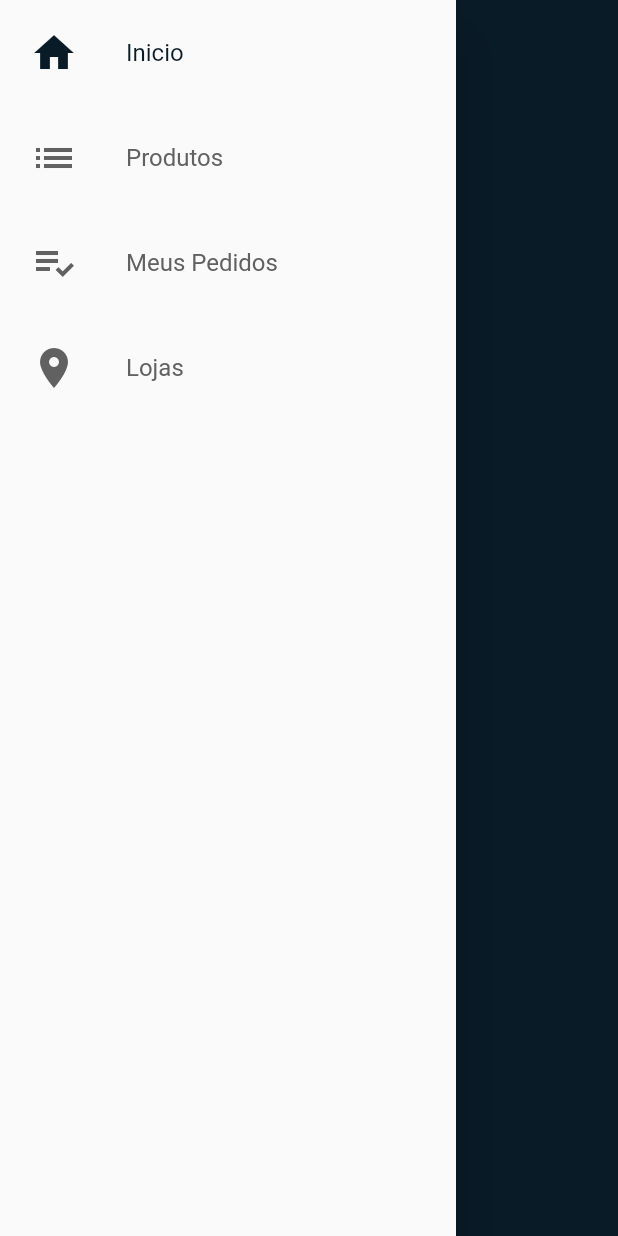
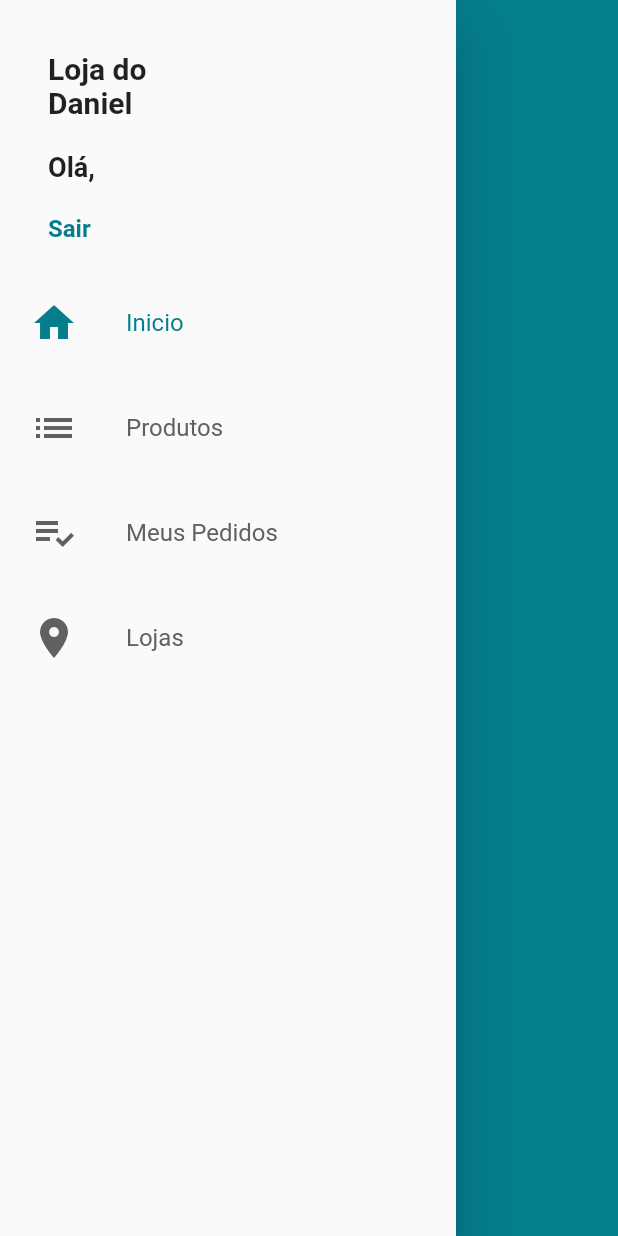
Before and after one commit to Maxiwel33/LojaVirtual, a Flutter app: the CustomDrawer widget shown alone on an empty page, opened directly, on a phone screen of 412 x 824 dp. Run offline on Flutter 3.47's test engine with Material 2 defaults, Android fonts, the phone set to English and light mode, and no system bars; our stand-ins replace cloud_firestore, firebase_auth, firebase_core; accounts and stored records are empty.

Commit message:
segundo commit

```diff
--- a/lib/common/custom_drawer/custom_drawer.dart
+++ b/lib/common/custom_drawer/custom_drawer.dart
@@ -1,12 +1,16 @@
 import 'package:flutter/material.dart';
+import 'package:lojavirtual/common/custom_drawer/custom_drawer_header.dart';
 import 'package:lojavirtual/common/custom_drawer/drawer_tile.dart';
 
 class CustomDrawer extends StatelessWidget {
+  const CustomDrawer({Key key}) : super(key: key);
+
   @override
   Widget build(BuildContext context) {
     return Drawer(
       child: ListView(
         children: const [
+          CustomDrawerHeader(),
           DrawerTile(
             iconData: Icons.home,
             title: 'Inicio',
--- /dev/null
+++ b/lib/common/custom_drawer/custom_drawer_header.dart
@@ -0,0 +1,58 @@
+import 'package:flutter/material.dart';
+import 'package:lojavirtual/models/user_manager.dart';
+import 'package:provider/provider.dart';
+
+class CustomDrawerHeader extends StatelessWidget {
+  const CustomDrawerHeader({Key key}) : super(key: key);
+
+  @override
+  Widget build(BuildContext context) {
+    return Container(
+      padding: const EdgeInsets.fromLTRB(32, 24, 16, 8),
+      height: 180,
+      child: Consumer<UserManager>(
+        builder: (_, userManager, __) {
+          return Column(
+            crossAxisAlignment: CrossAxisAlignment.start,
+            mainAxisAlignment: MainAxisAlignment.spaceAround,
+            children: <Widget>[
+              const Text(
+                'Loja do\nDaniel',
+                style: TextStyle(
+                  fontSize: 20,
+                  fontWeight: FontWeight.bold,
+                ),
+              ),
+              Text(
+                'Olá, ${userManager.userApp?.name ?? ''}',
+                overflow: TextOverflow.ellipsis,
+                maxLines: 2,
+                style: const TextStyle(
+                  fontSize: 18,
+                  fontWeight: FontWeight.bold,
+                ),
+              ),
+              GestureDetector(
+                onTap: () {
+                  if (userManager.isLoggedIn) {
+                    userManager.signOut();
+                  } else {
+                    Navigator.of(context).pushNamed('/login');
+                  }
+                },
+                child: Text(
+                  userManager.isLoggedIn ? 'Sair' : 'Entre ou cadastre-se >',
+                  style: TextStyle(
+                    color: Theme.of(context).primaryColor,
+                    fontSize: 16,
+                    fontWeight: FontWeight.bold,
+                  ),
+                ),
+              ),
+            ],
+          );
+        },
+      ),
+    );
+  }
+}
--- a/lib/models/user_app.dart
+++ b/lib/models/user_app.dart
@@ -1,13 +1,33 @@
+import 'package:cloud_firestore/cloud_firestore.dart';
+
 class UserApp {
-  UserApp({
-    this.name,
-    this.email,
-    this.password,
-  });
+  UserApp(
+      {this.id, this.name, this.email, this.password, this.confirmPassword});
 
+  UserApp.fromDocument(DocumentSnapshot document) {
+    id = document.id;
+    name = document['name'] as String;
+    email = document['email'] as String;
+  }
+
+  String id;
   String name;
   String email;
   String password;
 
   String confirmPassword;
+
+  DocumentReference get firestoreRef =>
+      FirebaseFirestore.instance.doc('users/$id');
+
+  Future<void> saveData() async {
+    await firestoreRef.set(toMap());
+  }
+
+  Map<String, dynamic> toMap() {
+    return {
+      'name': name,
+      'email': email,
+    };
+  }
 }
--- a/lib/screens/base/base_screen.dart
+++ b/lib/screens/base/base_screen.dart
@@ -1,7 +1,7 @@
 import 'package:flutter/material.dart';
 import 'package:lojavirtual/common/custom_drawer/custom_drawer.dart';
 import 'package:lojavirtual/models/page_manager.dart';
-import 'package:lojavirtual/screens/login/login_screen.dart';
+
 import 'package:provider/provider.dart';
 //import 'package:provider';
 
@@ -18,9 +18,8 @@ class BaseScreen extends StatelessWidget {
         controller: pagecontroller,
         physics: const NeverScrollableScrollPhysics(),
         children: [
-          LoginScreen(),
           Scaffold(
-            drawer: CustomDrawer(),
+            drawer: const CustomDrawer(),
             appBar: AppBar(
               title: const Text('Home'),
               backgroundColor: const Color.fromARGB(255, 9, 27, 39),
--- a/lib/screens/login/login_screen.dart
+++ b/lib/screens/login/login_screen.dart
@@ -7,6 +7,8 @@ import 'package:lojavirtual/models/user_manager.dart';
 import 'package:provider/provider.dart';
 
 class LoginScreen extends StatefulWidget {
+  const LoginScreen({Key key}) : super(key: key);
+
   @override
   State<LoginScreen> createState() => _LoginScreenState();
 }
@@ -117,7 +119,7 @@ class _LoginScreenState extends State<LoginScreen> {
                                     );
                                   },
                                   onSuccess: () {
-                                    //TODO: FECHAR TELA DE LOGIN
+                                    Navigator.of(context).pop();
                                   });
                             }
                           },
```
Also changed, not shown: lib/main.dart (+11 -11 lines), lib/models/user_manager.dart (+27 -8 lines), lib/screens/signup/signup_screen.dart (+18 -15 lines), assets/images/logo2.png (added).
